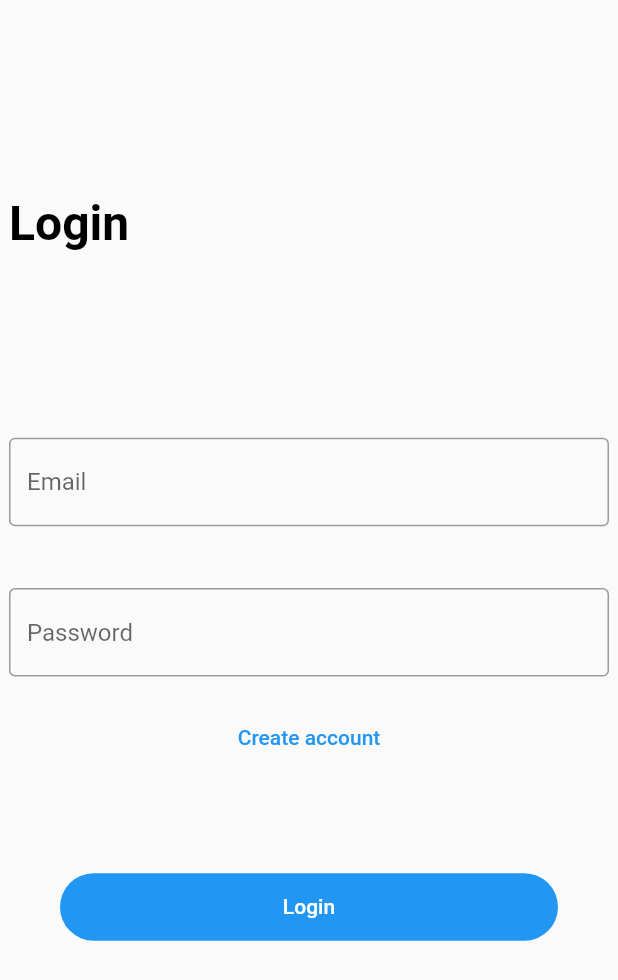
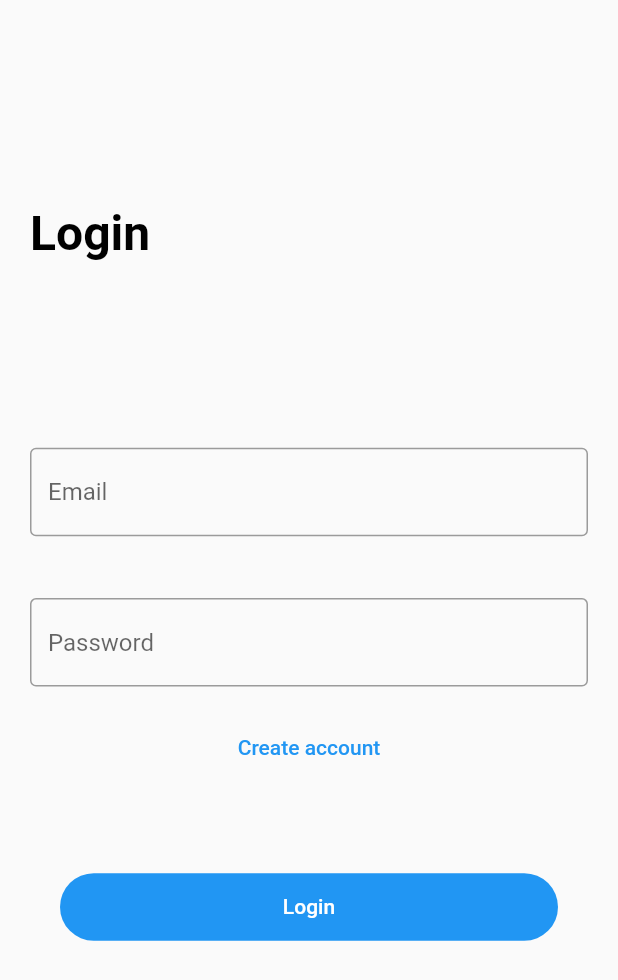
Before and after one commit to Sanjarbek17/adspotter, a Flutter app: the screen it shows after launch, on a phone screen of 412 x 824 dp. Shown: the top 980 px of the screen. Run offline on Flutter 3.47's test engine with Material 2 defaults, Android fonts, the phone set to English and light mode, and no system bars; our stand-ins replace camera, cross_file, firebase_auth, firebase_core, firebase_storage, flutter_map and 3 more; missing offline and left inert: flutter_map_location_marker; accounts and stored records are empty.

Commit message:
some changes added

```diff
--- a/lib/main.dart
+++ b/lib/main.dart
@@ -32,7 +32,8 @@ class MyApp extends StatelessWidget {
   @override
   Widget build(BuildContext context) {
     return MaterialApp(
-      title: 'Flutter Demo',
+      title: 'AdSpotter',
+      debugShowCheckedModeBanner: false,
       theme: ThemeData(
         primarySwatch: Colors.blue,
       ),
--- a/lib/providers/custom_image_provider.dart
+++ b/lib/providers/custom_image_provider.dart
@@ -48,9 +48,9 @@ class CustomImageProvider extends ChangeNotifier {
     );
 
     try {
-      ref.putData(await file.readAsBytes(), metadata);
+      await ref.putData(await file.readAsBytes(), metadata);
     } catch (e) {
-      throw Exception('File upload failed. Only web platfrom is supported.');
+      throw Exception('File upload failed. Only web platfrom is supported. $e');
     }
     notifyListeners();
   }
--- a/lib/screens/login_screen.dart
+++ b/lib/screens/login_screen.dart
@@ -41,7 +41,9 @@ class _LoginPageState extends State<LoginPage> {
     // final width = MediaQuery.of(context).size.width;
     final height = MediaQuery.of(context).size.height;
     return Scaffold(
-      body: Column(
+      body: Padding(
+        padding: const EdgeInsets.all(20.0),
+        child: Column(
           crossAxisAlignment: CrossAxisAlignment.center,
           mainAxisAlignment: MainAxisAlignment.center,
           children: [
@@ -111,6 +113,7 @@ class _LoginPageState extends State<LoginPage> {
             const Spacer(flex: 3),
           ],
         ),
+      ),
     );
   }
 }
```
Also changed, not shown: lib/screens/pages/map_page.dart (+13 -10 lines), lib/widgets/drawer.dart (+16 -10 lines). Lines whose indentation alone changed are shown as unchanged.
